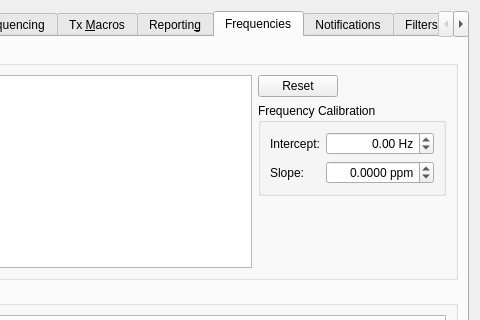
The window that Configuration.ui (jtdx-project/jtdx) describes before a commit, drawn with Qt 5; both pictures show x 220 to 700 and y 0 to 320 of the 700 by 567 pixel window.
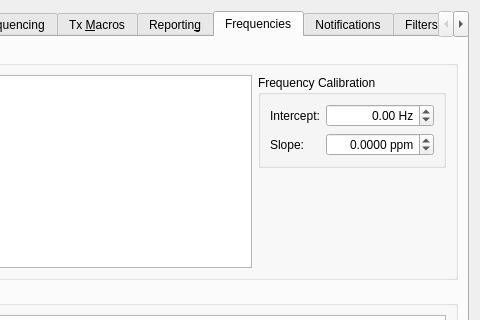
The same window after the commit. The open tabs and pages were chosen to show the change.

Patch:
```diff
--- a/Configuration.ui
+++ b/Configuration.ui
@@ -2983,30 +2983,6 @@
           </item>
           <item>
            <layout class="QVBoxLayout" name="verticalLayout_7">
-            <item>
-             <layout class="QHBoxLayout" name="horizontalLayout_6">
-              <item>
-               <widget class="QPushButton" name="reset_frequencies_push_button">
-                <property name="text">
-                 <string>Reset</string>
-                </property>
-               </widget>
-              </item>
-              <item>
-               <spacer name="horizontalSpacer_6">
-                <property name="orientation">
-                 <enum>Qt::Horizontal</enum>
-                </property>
-                <property name="sizeHint" stdset="0">
-                 <size>
-                  <width>40</width>
-                  <height>20</height>
-                 </size>
-                </property>
-               </spacer>
-              </item>
-             </layout>
-            </item>
             <item>
              <widget class="QGroupBox" name="groupBox_3">
               <property name="toolTip">
```
Left out of the diff: 23 changed lines with no effect on the pictures.
